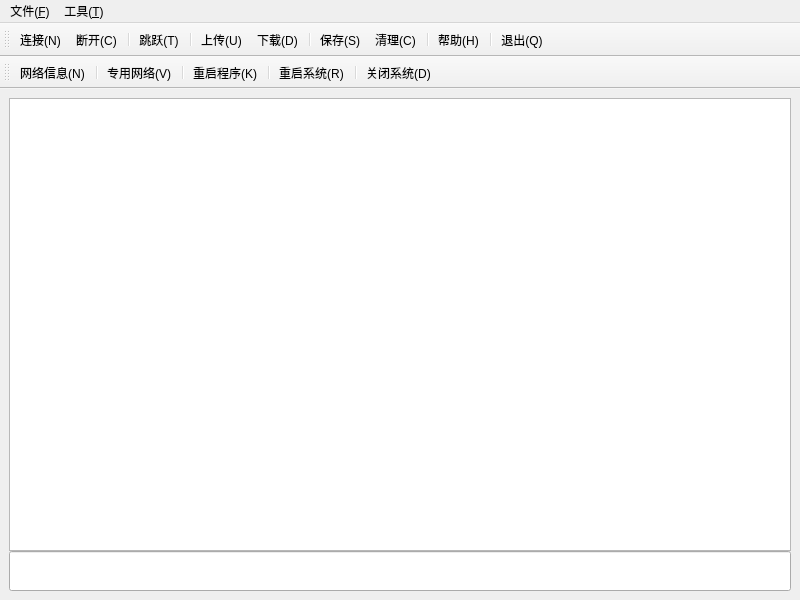
Above: examples/examples.ui from nulijiabei/cgoqt before the change. Below: the same form after it.
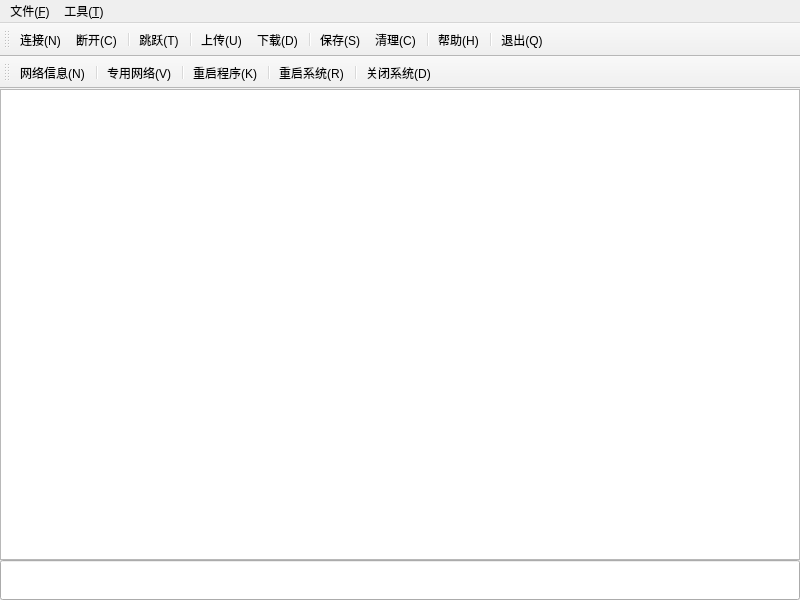
That is the form after the change. Icons and pictures are not drawn.

The edit to the form file:
```diff
--- a/examples/examples.ui
+++ b/examples/examples.ui
@@ -27,6 +27,21 @@
   </property>
   <widget class="QWidget" name="centralwidget">
    <layout class="QHBoxLayout" name="horizontalLayout_2">
+    <property name="spacing">
+     <number>0</number>
+    </property>
+    <property name="leftMargin">
+     <number>0</number>
+    </property>
+    <property name="topMargin">
+     <number>0</number>
+    </property>
+    <property name="rightMargin">
+     <number>0</number>
+    </property>
+    <property name="bottomMargin">
+     <number>0</number>
+    </property>
     <item>
      <layout class="QVBoxLayout" name="verticalLayout">
       <property name="spacing">
```
